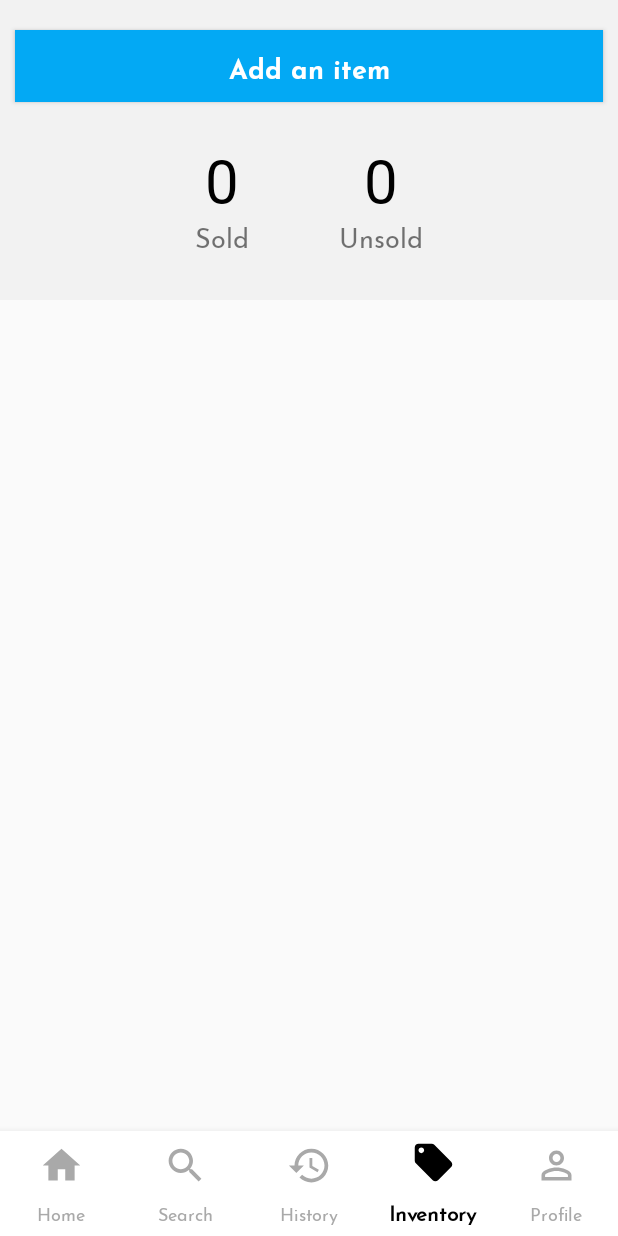
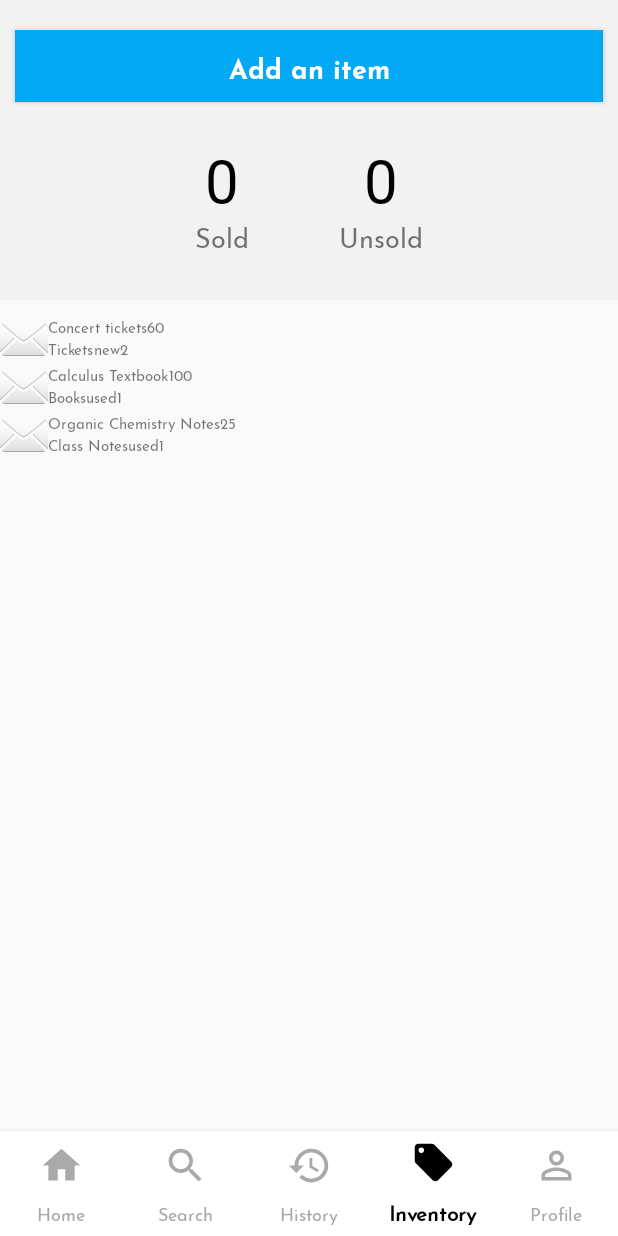
Before and after one commit to szhang5/weTradeApp, an Android app: the screen it shows after launch once a user with an empty profile is signed in (HomeActivity), item 4 of the bottom bar chosen, on a phone screen of 412 x 824 dp. Run offline under Robolectric (Android 15) with nearby library versions, the phone set to English and light mode, and no system bars; our stand-ins replace Firebase (no records; nobody signed in at launch, a user with empty details on screens opened directly).

Commit message:
fixed bugs in inventory recyclerview

```diff
--- a/app/src/main/java/com/shiyunzhang/wetrade/Inventory.java
+++ b/app/src/main/java/com/shiyunzhang/wetrade/Inventory.java
@@ -10,7 +10,7 @@ public class Inventory {
 
     public Inventory(String description, int picId, int price, String category,
                       String condition, int quantity) {
-        this.name = name;
+        this.name = description;
         this.picId = picId;
         this.price = price;
         this.category = category;
--- a/app/src/main/java/com/shiyunzhang/wetrade/InventoryAdapter.java
+++ b/app/src/main/java/com/shiyunzhang/wetrade/InventoryAdapter.java
@@ -1,5 +1,6 @@
 package com.shiyunzhang.wetrade;
 
+import android.content.Context;
 import android.support.v7.widget.RecyclerView;
 import android.view.LayoutInflater;
 import android.view.View;
@@ -12,35 +13,39 @@ import java.util.ArrayList;
 
 public class InventoryAdapter extends RecyclerView.Adapter<InventoryAdapter.ViewHolder>{
     private ArrayList<Inventory> inventoryList;
+    private Context context;
 
-    public InventoryAdapter(ArrayList<Inventory> inventoryList) {
+    public InventoryAdapter(Context context, ArrayList<Inventory> inventoryList) {
         this.inventoryList = inventoryList;
+        this.context = context;
     }
     @Override
     public ViewHolder onCreateViewHolder(ViewGroup parent, int viewType) {
-        LayoutInflater layoutInflater = LayoutInflater.from(parent.getContext());
-        View listItem= layoutInflater.inflate(R.layout.inventory_list, parent, false);
-        ViewHolder viewHolder = new ViewHolder(listItem);
-        return viewHolder;
+        View view = View.inflate(context, R.layout.inventory_recycleview_list_item, null);
+        return new ViewHolder(view);
     }
 
     @Override
     public void onBindViewHolder(ViewHolder holder, int position) {
-        final MyListData myListData = listdata[position];
-        holder.inventoryName.setText(listdata[position].getName());
-        holder.inventoryPic.setImageResource(listdata[position].getPicId());
-        holder.inventoryPrice.setText(listdata[position].getPrice());
-        holder.inventoryCategory.setText(listdata[position].getCategory());
-        holder.inventoryCondition.setText(listdata[position].getCondition());
-        holder.inventoryQuantity.setText(listdata[position].getQuantity());
+        final Inventory inventory = getItem(position);
+        holder.inventoryName.setText(inventory.getName());
+        holder.inventoryPic.setImageResource(inventory.getPicId());
+        holder.inventoryPrice.setText(Integer.toString(inventory.getPrice()));
+        holder.inventoryCategory.setText(inventory.getCategory());
+        holder.inventoryCondition.setText(inventory.getCondition());
+        holder.inventoryQuantity.setText(Integer.toString(inventory.getQuantity()));
+    }
+
+    public Inventory getItem(int position){
+        return inventoryList.get(position);
     }
 
     @Override
     public int getItemCount() {
-        return listdata.length;
+        return inventoryList.size();
     }
 
-    public static class ViewHolder extends RecyclerView.ViewHolder {
+    public class ViewHolder extends RecyclerView.ViewHolder {
         public ImageView inventoryPic;
         public TextView inventoryName;
         public TextView inventoryPrice;
@@ -51,13 +56,13 @@ public class InventoryAdapter extends RecyclerView.Adapter<InventoryAdapter.View
 
         public ViewHolder(View itemView) {
             super(itemView);
-            this.inventoryPic = (ImageView) itemView.findViewById(R.id.inventory_image);
-            this.inventoryName = (TextView) itemView.findViewById(R.id.inventory_name);
-            this.inventoryPrice = (TextView) itemView.findViewById(R.id.inventory_price);
-            this.inventoryCategory = (TextView) itemView.findViewById(R.id.inventory_category);
-            this.inventoryCondition = (TextView) itemView.findViewById(R.id.inventory_condition);
-            this.inventoryQuantity = (TextView) itemView.findViewById(R.id.inventory_quantity);
-            relativeLayout = (RelativeLayout)itemView.findViewById(R.id.relativeLayout);
+            this.inventoryPic = itemView.findViewById(R.id.inventory_image);
+            this.inventoryName = itemView.findViewById(R.id.inventory_name);
+            this.inventoryPrice = itemView.findViewById(R.id.inventory_price);
+            this.inventoryCategory = itemView.findViewById(R.id.inventory_category);
+            this.inventoryCondition = itemView.findViewById(R.id.inventory_condition);
+            this.inventoryQuantity = itemView.findViewById(R.id.inventory_quantity);
+            relativeLayout = itemView.findViewById(R.id.relativeLayout);
         }
     }
 }
--- a/app/src/main/java/com/shiyunzhang/wetrade/fragment/InventoryFragment.java
+++ b/app/src/main/java/com/shiyunzhang/wetrade/fragment/InventoryFragment.java
@@ -5,17 +5,25 @@ import android.content.Intent;
 import android.os.Bundle;
 import android.support.annotation.Nullable;
 import android.support.v4.app.Fragment;
+import android.support.v7.widget.LinearLayoutManager;
+import android.support.v7.widget.RecyclerView;
 import android.view.LayoutInflater;
 import android.view.View;
 import android.view.ViewGroup;
 import android.widget.Button;
 
 import com.shiyunzhang.wetrade.AddItemActivity;
+import com.shiyunzhang.wetrade.Inventory;
+import com.shiyunzhang.wetrade.InventoryAdapter;
 import com.shiyunzhang.wetrade.R;
+
+import java.util.ArrayList;
 
 
 public class InventoryFragment extends Fragment {
     Button addItemButton;
+    ArrayList<Inventory> inventoryArrayList;
+    RecyclerView recyclerView;
 
     @Override
     public void onCreate(Bundle savedInstanceState) {
@@ -28,6 +36,10 @@ public class InventoryFragment extends Fragment {
         // Inflate the layout for this fragment
         View view =  inflater.inflate(R.layout.fragment_inventory, container, false);
         init(view);
+        getInventory();
+        InventoryAdapter adapter = new InventoryAdapter(getContext(), inventoryArrayList);
+        recyclerView.setAdapter(adapter);
+        adapter.notifyDataSetChanged();
         return view;
     }
 
@@ -39,8 +51,20 @@ public class InventoryFragment extends Fragment {
         });
     }
 
-    private void init(View view){
+    private void init(View view) {
         addItemButton = view.findViewById(R.id.add_item_button);
+        recyclerView = view.findViewById(R.id.inventory_recycle_view);
+
+        recyclerView.setHasFixedSize(true);
+        recyclerView.setLayoutManager(new LinearLayoutManager(getContext()));
+
+    }
+
+    private void getInventory(){
+        inventoryArrayList = new ArrayList<>();
+        inventoryArrayList.add(new Inventory("Concert tickets",android.R.drawable.ic_dialog_email, 60, "Tickets", "new", 2  ));
+        inventoryArrayList.add(new Inventory("Calculus Textbook",android.R.drawable.ic_dialog_email, 100, "Books", "used", 1 ));
+        inventoryArrayList.add(new Inventory("Organic Chemistry Notes",android.R.drawable.ic_dialog_email, 25, "Class Notes", "used", 1 ));
     }
 
 }
```
Also changed, not shown: app/src/main/java/com/shiyunzhang/wetrade/InventoryActivity.java (deleted, +0 -30 lines).
